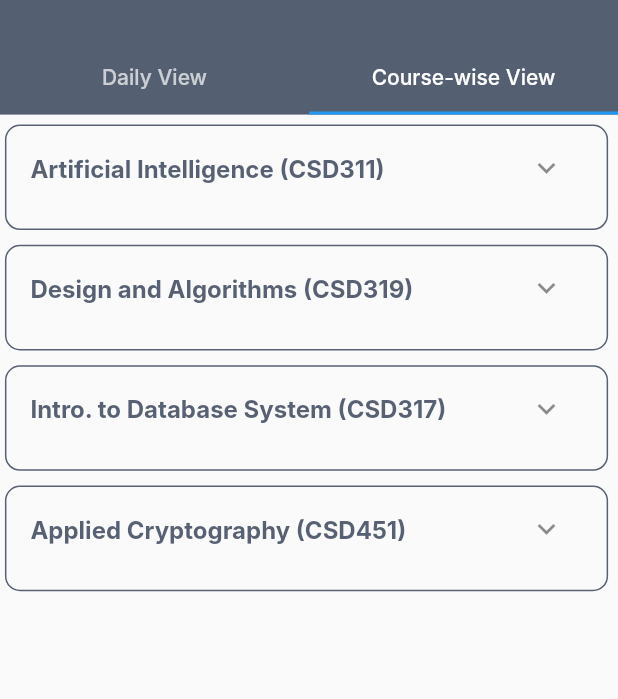
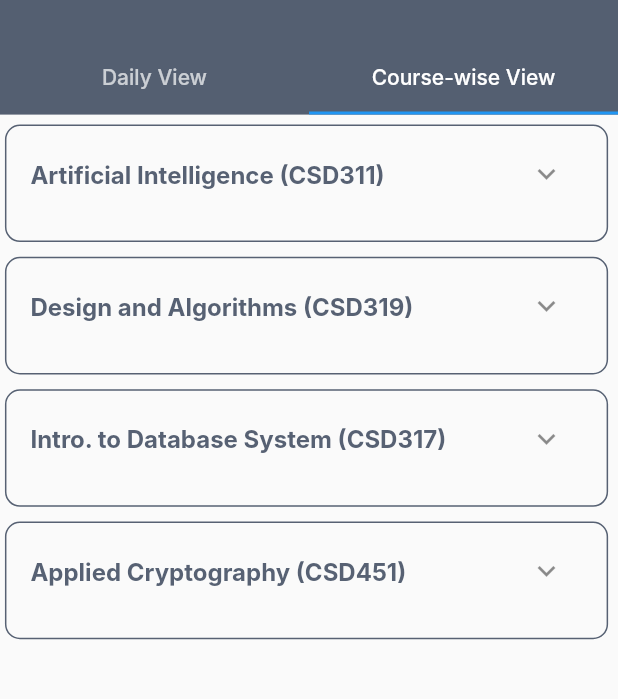
Before and after one commit to d3v1na/erp2-app, a Flutter app: the Attendance screen opened directly, tab 2 chosen, on a phone screen of 412 x 824 dp, the part 81-780 px from its top. Run offline on Flutter 3.47's test engine with Material 2 defaults, Android fonts, the phone set to English and light mode, and no system bars; Roboto replaces fonts that are missing (Inter).

Commit message:
screens: attendance minor fixes

```diff
--- a/lib/screens/course_view.dart
+++ b/lib/screens/course_view.dart
@@ -58,21 +58,18 @@ class _RoundedCourseItemState extends State<RoundedCourseItem> {
       child: Column(
         children: <Widget>[
           ListTile(
+            contentPadding: EdgeInsets.symmetric(
+                horizontal: 16.0, vertical: 4.0), // Adjust padding here
             title: Text(
               widget.courseName,
               style: const TextStyle(
                 fontSize: 16.0,
                 fontWeight: FontWeight.bold,
-                  color: Color(0xffb545F71)),
-            ),
-            trailing: IconButton(
-              icon: Icon(_isExpanded ? Icons.expand_less : Icons.expand_more),
-              onPressed: toggleExpansion,
+                color: Color(0xffb545F71),
               ),
             ),
-          if (_isExpanded)
-            ListTile(
-              title: Text(
+            subtitle: _isExpanded
+                ? Text(
                     widget.instructorName,
                     style: const TextStyle(
                       fontSize: 14.0,
@@ -80,6 +77,11 @@ class _RoundedCourseItemState extends State<RoundedCourseItem> {
                       fontFamily: 'Inter',
                       color: Color(0xffb545F71),
                     ),
+                  )
+                : null,
+            trailing: IconButton(
+              icon: Icon(_isExpanded ? Icons.expand_less : Icons.expand_more),
+              onPressed: toggleExpansion,
             ),
           ),
           if (_isExpanded)
```
Lines whose indentation alone changed are shown as unchanged.
